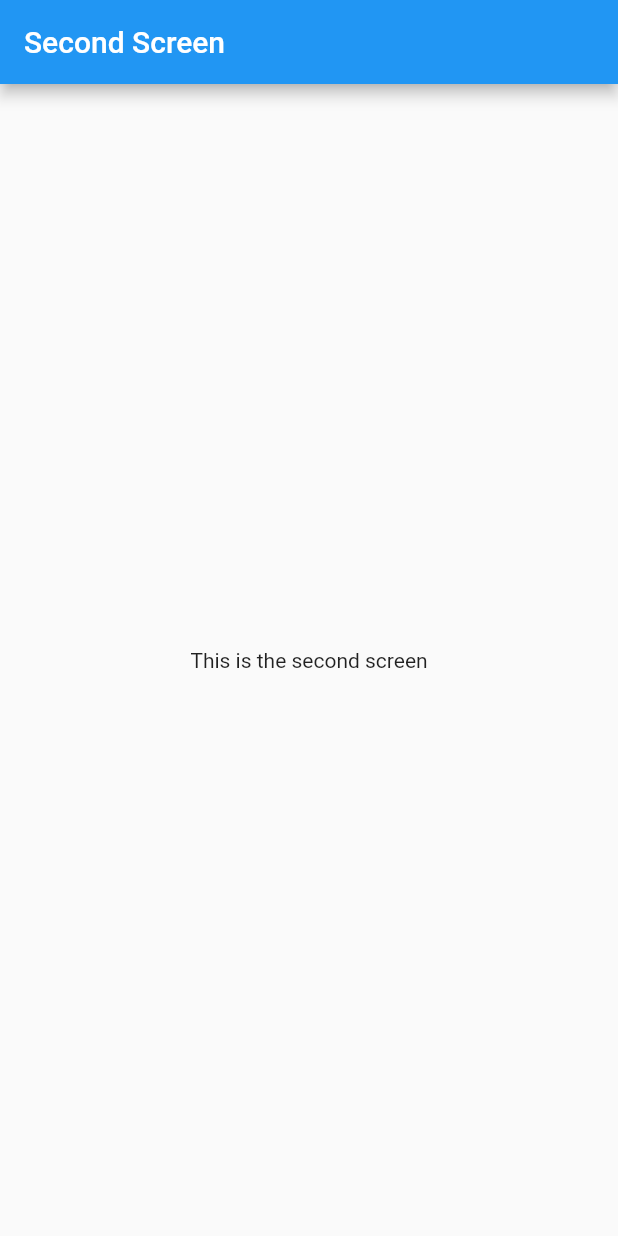
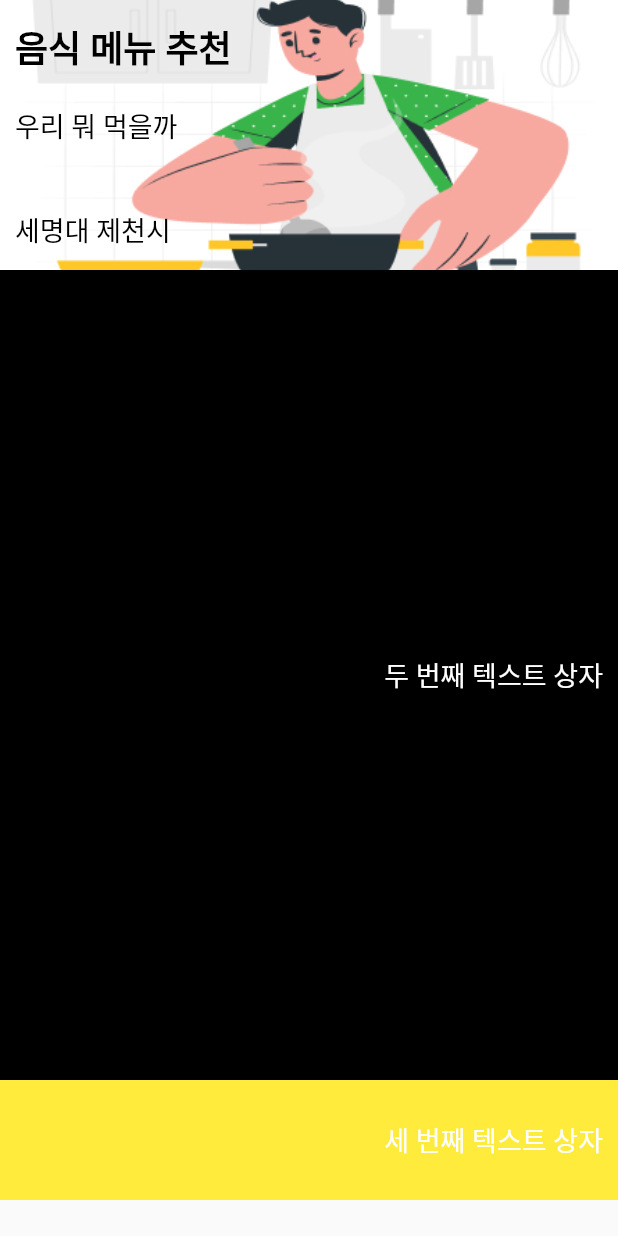
Before and after one commit to kjhoon1128/teamproject, a Flutter app: the SecondScreen screen opened directly, on a phone screen of 412 x 824 dp. Run offline on Flutter 3.47's test engine with Material 2 defaults, Android fonts, the phone set to English and light mode, and no system bars.

Commit message:
// secondscreen.dart로 만들어서 기존 코딩길이 너무 길었던거 개선. // secondscreen에서 메인화면처럼 만들려고 공간 구분만 해놓음.

```diff
--- a/lib/main.dart
+++ b/lib/main.dart
@@ -1,4 +1,5 @@
 import 'package:flutter/material.dart';
+import 'secondscreen.dart';
 
 void main() {
   runApp(MyApp());
@@ -127,17 +128,3 @@ class _SplashScreenState extends State<SplashScreen> {
     );
   }
 }
-
-class SecondScreen extends StatelessWidget {
-  @override
-  Widget build(BuildContext context) {
-    return Scaffold(
-      appBar: AppBar(
-        title: Text("Second Screen"),
-      ),
-      body: Center(
-        child: Text("This is the second screen"),
-      ),
-    );
-  }
-}
--- /dev/null
+++ b/lib/secondscreen.dart
@@ -0,0 +1,74 @@
+import 'package:flutter/material.dart';
+
+class SecondScreen extends StatelessWidget {
+  @override
+  Widget build(BuildContext context) {
+    return Scaffold(
+      body: SingleChildScrollView(
+        child: Column(
+          crossAxisAlignment: CrossAxisAlignment.stretch,
+          children: [
+            Container(
+              height: 180, // 첫 번째 텍스트 상자 높이
+              decoration: BoxDecoration(
+                image: DecorationImage(
+                  image: AssetImage('assets/cook.jpg'),
+                  fit: BoxFit.cover,
+                ),
+              ),
+              padding: EdgeInsets.all(10),
+              child: Align(
+                alignment: Alignment.centerLeft,
+                child: RichText(
+                  text: TextSpan(
+                    children: [
+                      TextSpan(
+                        text: '음식 메뉴 추천',
+                        style: TextStyle(
+                          fontWeight: FontWeight.bold,
+                          fontSize: 24,
+                          color: Colors.black,
+                        ),
+                      ),
+                      TextSpan(
+                        text: '\n\n우리 뭐 먹을까\n\n\n세명대 제천시',
+                        style: TextStyle(fontSize: 18, color: Colors.black),
+                      ),
+                    ],
+                  ),
+                  textAlign: TextAlign.left,
+                ),
+              ),
+            ),
+            SizedBox(height: 0), // 첫 번째와 두 번째 텍스트 상자 사이 간격
+            Container(
+              height: 540, // 두 번째 텍스트 상자 높이
+              color: Colors.black, // 두 번째 텍스트 상자 배경색
+              padding: EdgeInsets.all(10),
+              child: Align(
+                alignment: Alignment.centerRight,
+                child: Text(
+                  '두 번째 텍스트 상자',
+                  style: TextStyle(fontSize: 18, color: Colors.white),
+                ),
+              ),
+            ),
+            SizedBox(height: 0), // 두 번째와 세 번째 텍스트 상자 사이 간격
+            Container(
+              height: 80, // 세 번째 텍스트 상자 높이
+              color: Colors.yellow, // 세 번째 텍스트 상자 배경색
+              padding: EdgeInsets.all(10),
+              child: Align(
+                alignment: Alignment.centerRight,
+                child: Text(
+                  '세 번째 텍스트 상자',
+                  style: TextStyle(fontSize: 18, color: Colors.white),
+                ),
+              ),
+            ),
+          ],
+        ),
+      ),
+    );
+  }
+}
--- a/pubspec.yaml
+++ b/pubspec.yaml
@@ -56,6 +56,8 @@ flutter:
     - assets/apple.png
     - assets/START!.png
     - assets/splash.png
+    - assets/cook.jpg
+    - assets/hansik.png
   # The following line ensures that the Material Icons font is
   # included with your application, so that you can use the icons in
   # the material Icons class.
```
Also changed, not shown: assets/cook.jpg (added), assets/hansik.png (added).
